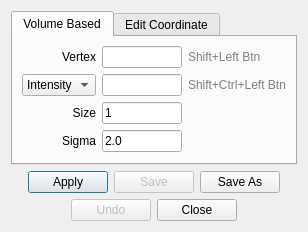
Above: freeview/DialogRepositionSurface.ui from freesurfer/freesurfer before the change. Below: the same form after it.
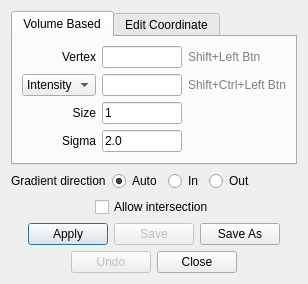
That is the form after the change.

Commit message: Add extra flags for surface repositioning

Patch:
```diff
--- a/freeview/DialogRepositionSurface.ui
+++ b/freeview/DialogRepositionSurface.ui
@@ -6,8 +6,8 @@
    <rect>
     <x>0</x>
     <y>0</y>
-    <width>328</width>
-    <height>278</height>
+    <width>367</width>
+    <height>315</height>
    </rect>
   </property>
   <property name="windowTitle">
@@ -322,6 +322,106 @@
      </widget>
     </widget>
    </item>
+   <item>
+    <layout class="QHBoxLayout" name="horizontalLayout_6">
+     <property name="topMargin">
+      <number>0</number>
+     </property>
+     <item>
+      <widget class="QLabel" name="label_8">
+       <property name="text">
+        <string>Gradient direction</string>
+       </property>
+      </widget>
+     </item>
+     <item>
+      <widget class="QRadioButton" name="radioButtonForceDirectionAuto">
+       <property name="text">
+        <string>Auto</string>
+       </property>
+       <property name="checked">
+        <bool>true</bool>
+       </property>
+       <property name="autoExclusive">
+        <bool>true</bool>
+       </property>
+      </widget>
+     </item>
+     <item>
+      <widget class="QRadioButton" name="radioButtonForceDirectionIn">
+       <property name="text">
+        <string>In</string>
+       </property>
+       <property name="autoExclusive">
+        <bool>true</bool>
+       </property>
+      </widget>
+     </item>
+     <item>
+      <widget class="QRadioButton" name="radioButtonForceDirectionOut">
+       <property name="text">
+        <string>Out</string>
+       </property>
+       <property name="autoExclusive">
+        <bool>true</bool>
+       </property>
+      </widget>
+     </item>
+     <item>
+      <spacer name="horizontalSpacer">
+       <property name="orientation">
+        <enum>Qt::Horizontal</enum>
+       </property>
+       <property name="sizeHint" stdset="0">
+        <size>
+         <width>0</width>
+         <height>5</height>
+        </size>
+       </property>
+      </spacer>
+     </item>
+    </layout>
+   </item>
+   <item>
+    <layout class="QHBoxLayout" name="horizontalLayout_8">
+     <property name="topMargin">
+      <number>0</number>
+     </property>
+     <item>
+      <spacer name="horizontalSpacer_9">
+       <property name="orientation">
+        <enum>Qt::Horizontal</enum>
+       </property>
+       <property name="sizeHint" stdset="0">
+        <size>
+         <width>5</width>
+         <height>5</height>
+        </size>
+       </property>
+      </spacer>
+     </item>
+     <item>
+      <widget class="QCheckBox" name="checkBoxAllowIntersection">
+       <property name="text">
+        <string>Allow intersection</string>
+       </property>
+      </widget>
+     </item>
+     <item>
+      <spacer name="horizontalSpacer_10">
+       <property name="orientation">
+        <enum>Qt::Horizontal</enum>
+       </property>
+       <property name="sizeHint" stdset="0">
+        <size>
+         <width>5</width>
+         <height>5</height>
+        </size>
+       </property>
+      </spacer>
+     </item>
+    </layout>
+   </item>
    <item>
     <layout class="QHBoxLayout" name="horizontalLayout">
      <item>
```
The commit also changes 6 other files.
